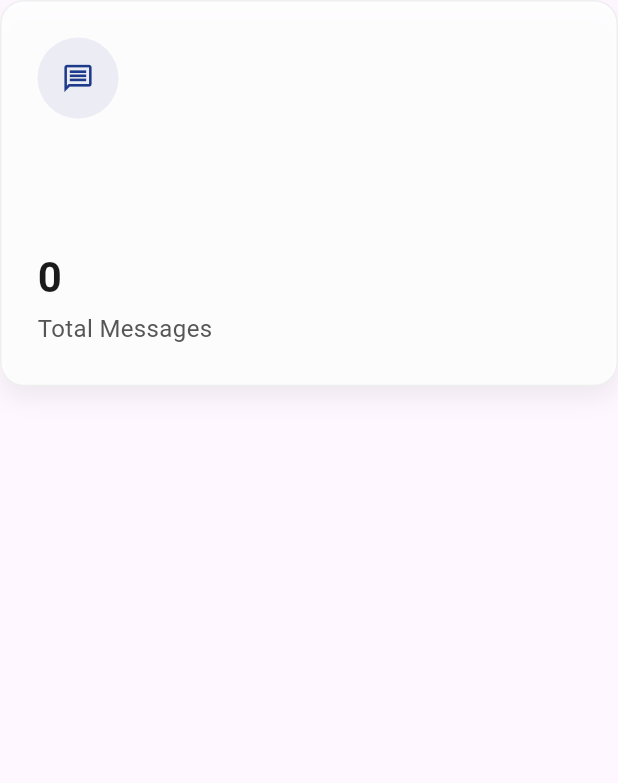
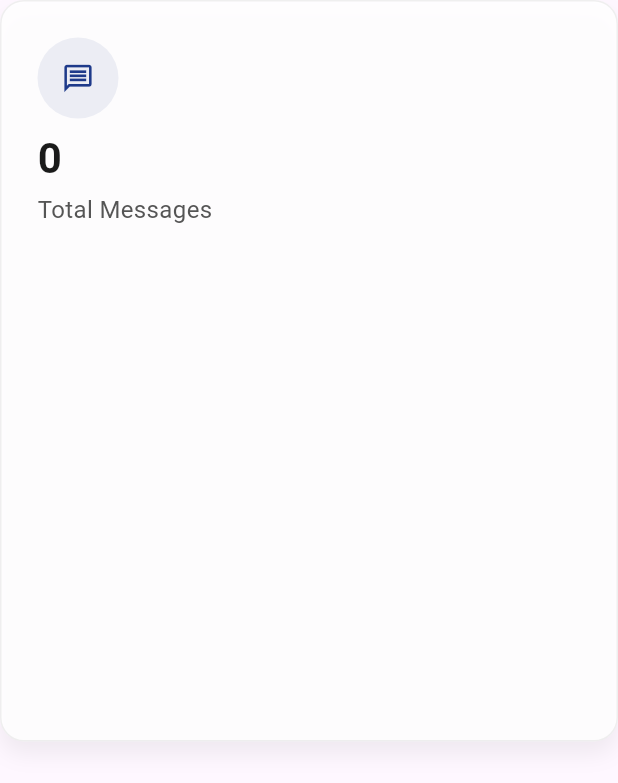
Before and after one commit to naimur-rahman-4755/sopnojoy, a Flutter app: the DashboardGrid widget shown alone on an empty page, opened directly, on a phone screen of 412 x 824 dp. Shown: the top 783 px of the screen. Run offline on Flutter 3.47's test engine with Material 3 defaults, Android fonts, the phone set to English and light mode, and no system bars; our stand-ins replace flutter_riverpod, flutter_social_button, flutter_svg, font_awesome_flutter, shared_preferences, supabase_flutter; accounts and stored records are empty; statements that could not run were skipped.

Commit message:
dashboard responsiveness added

```diff
--- a/lib/features/admin/dashboard/widgets/dashboard_grid.dart
+++ b/lib/features/admin/dashboard/widgets/dashboard_grid.dart
@@ -8,18 +8,26 @@ class DashboardGrid extends ConsumerWidget {
   const DashboardGrid({super.key});
 
   int _getCrossAxisCount(double width) {
-    if (width >= 1400) return 4;
-    if (width >= 1000) return 3;
-    if (width >= 700) return 2;
+    if (width >= 1500) return 4;
+    if (width >= 1100) return 3;
+    if (width >= 750) return 2;
     return 1;
+  }
+
+  double _getAspectRatio(double width) {
+    if (width < 600) return 1.2;
+    if (width < 1000) return 1.4;
+    return 1.3;
   }
 
   @override
   Widget build(BuildContext context, WidgetRef ref) {
     final width = MediaQuery.of(context).size.width;
-    final crossAxisCount = _getCrossAxisCount(width);
 
     final statsAsync = ref.watch(dashboardStatsProvider);
+
+    final crossAxisCount = _getCrossAxisCount(width);
+    final ratio = _getAspectRatio(width);
 
     return statsAsync.when(
       loading: () => const Center(child: CircularProgressIndicator()),
@@ -29,6 +37,9 @@ class DashboardGrid extends ConsumerWidget {
           return const Center(child: Text("No dashboard data available"));
         }
 
+        return LayoutBuilder(
+          builder: (context, constraints) {
+            final itemHeight = (constraints.maxWidth / crossAxisCount) * ratio;
             return GridView.builder(
               shrinkWrap: true,
               physics: const NeverScrollableScrollPhysics(),
@@ -37,7 +48,7 @@ class DashboardGrid extends ConsumerWidget {
                 crossAxisCount: crossAxisCount,
                 crossAxisSpacing: AppSpacing.lg,
                 mainAxisSpacing: AppSpacing.lg,
-            childAspectRatio: 1.6,
+                childAspectRatio: constraints.maxWidth / crossAxisCount / itemHeight,
               ),
               itemBuilder: (context, index) {
                 return ImpactStatCard(stat: stats[index]);
@@ -45,5 +56,7 @@ class DashboardGrid extends ConsumerWidget {
             );
           },
         );
+      },
+    );
   }
 }
--- a/lib/features/admin/dashboard/widgets/stat_card.dart
+++ b/lib/features/admin/dashboard/widgets/stat_card.dart
@@ -7,10 +7,7 @@ import '../../../../../core/constacts/text_style.dart';
 class ImpactStatCard extends StatefulWidget {
   final DashboardStat stat;
 
-  const ImpactStatCard({
-    super.key,
-    required this.stat,
-  });
+  const ImpactStatCard({super.key, required this.stat});
 
   @override
   State<ImpactStatCard> createState() => _ImpactStatCardState();
@@ -21,11 +18,8 @@ class _ImpactStatCardState extends State<ImpactStatCard> {
 
   @override
   Widget build(BuildContext context) {
-    final theme = Theme.of(context);
-
-    final Color growthColor = widget.stat.isPositive
-        ? AppColors.success
-        : AppColors.error;
+    final Color growthColor =
+    widget.stat.isPositive ? AppColors.success : AppColors.error;
 
     return MouseRegion(
       onEnter: (_) => setState(() => _isHovered = true),
@@ -40,9 +34,7 @@ class _ImpactStatCardState extends State<ImpactStatCard> {
         decoration: BoxDecoration(
           borderRadius: BorderRadius.circular(AppSpacing.radiusLg),
           color: AppColors.cardBg.withOpacity(.85),
-          border: Border.all(
-            color: AppColors.border.withOpacity(.5),
-          ),
+          border: Border.all(color: AppColors.border.withOpacity(.5)),
           boxShadow: [
             BoxShadow(
               color: Colors.black.withOpacity(_isHovered ? .12 : .06),
@@ -51,10 +43,13 @@ class _ImpactStatCardState extends State<ImpactStatCard> {
             ),
           ],
         ),
+        // Minimum height for balance
+        constraints: const BoxConstraints(minHeight: 120),
         child: Column(
           crossAxisAlignment: CrossAxisAlignment.start,
+          mainAxisSize: MainAxisSize.min, // <-- makes card height based on content
           children: [
-            /// Top Row → Icon + Growth
+            // Icon + growth row
             Row(
               mainAxisAlignment: MainAxisAlignment.spaceBetween,
               children: [
@@ -93,9 +88,9 @@ class _ImpactStatCardState extends State<ImpactStatCard> {
               ],
             ),
 
-            const Spacer(),
+            const SizedBox(height: AppSpacing.sm), // small spacing
 
-            /// Animated Value (Ready for Supabase updates)
+            // Value
             AnimatedSwitcher(
               duration: const Duration(milliseconds: 300),
               switchInCurve: Curves.easeOut,
@@ -109,6 +104,7 @@ class _ImpactStatCardState extends State<ImpactStatCard> {
 
             const SizedBox(height: AppSpacing.xs),
 
+            // Title
             Text(
               widget.stat.title,
               style: AppTextStyles.bodyLarge.copyWith(
```
Also changed, not shown: lib/features/admin/dashboard/dashboard_screen.dart (+10 -1 lines), lib/features/admin/dashboard/widgets/quick_action_panel.dart (+51 -22 lines), lib/features/admin/dashboard/widgets/recent_activity_panel.dart (+27 -81 lines). Lines whose indentation alone changed are shown as unchanged.
